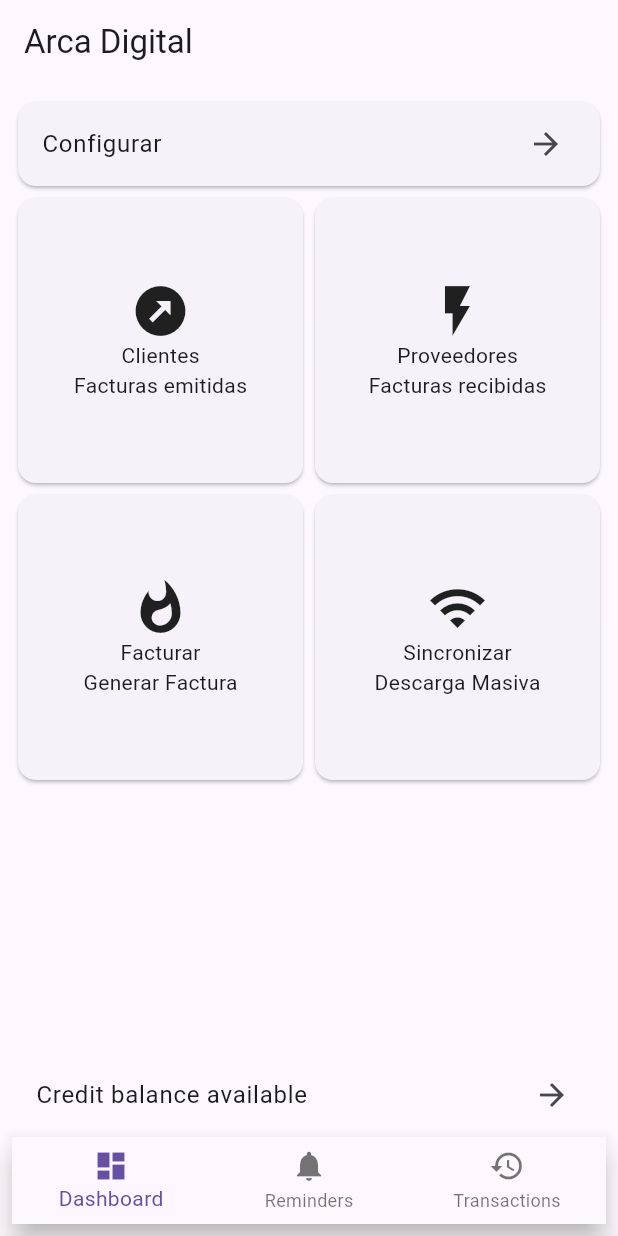
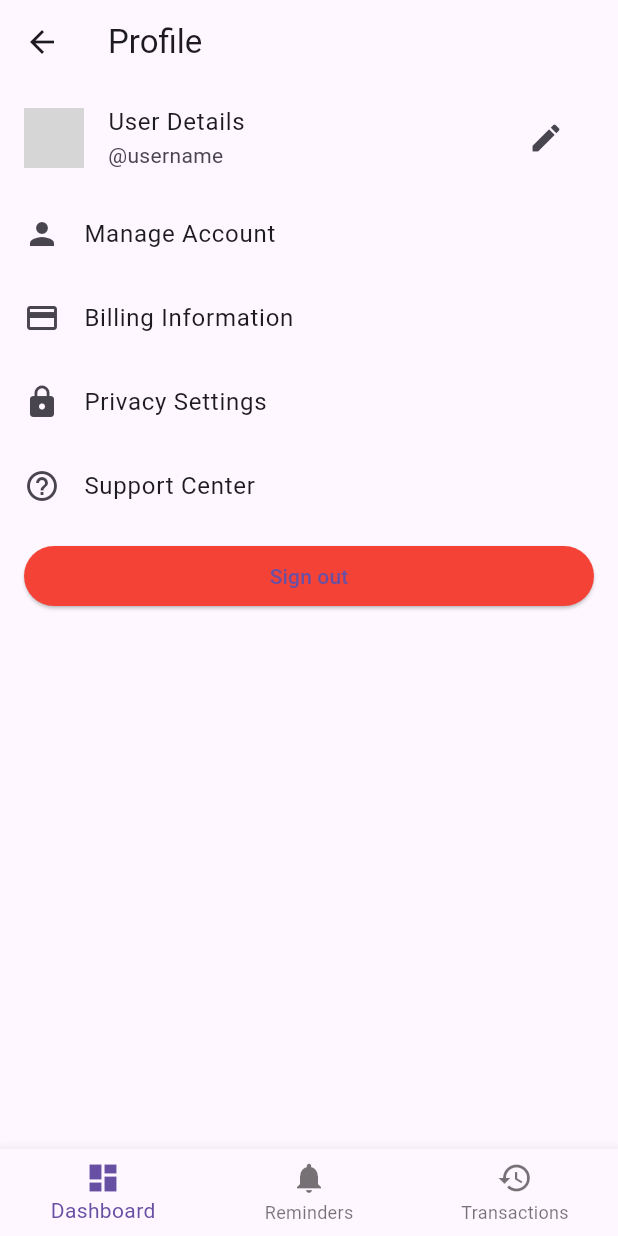
Before and after one commit to RobertoAguirre/ArcaFlutter, a Flutter app: the screen it shows after launch, after a tap on "Configurar", on a phone screen of 412 x 824 dp. Run offline on Flutter 3.47's test engine with Material 3 defaults, Android fonts, the phone set to English and light mode, and no system bars; our stand-ins replace file_picker; grey boxes are pictures that could not be loaded.

```diff
--- a/lib/home.dart
+++ b/lib/home.dart
@@ -1,7 +1,10 @@
 import 'package:flutter/material.dart';
 import 'invoicecategory.dart';
+import 'user_profile_screen.dart';
 
 class Home extends StatelessWidget {
+  const Home({super.key});
+
   @override
   Widget build(BuildContext context) {
     return Scaffold(
@@ -17,7 +20,10 @@ class Home extends StatelessWidget {
                 title: const Text('Configurar'),
                 trailing: const Icon(Icons.arrow_forward),
                 onTap: () {
-                  // Handle the tap
+                    Navigator.push(
+                      context,
+                      MaterialPageRoute(builder: (context) => UserProfileScreen()),
+                    );
                 },
               ),
             ),
--- a/lib/invoicecategory.dart
+++ b/lib/invoicecategory.dart
@@ -6,11 +6,11 @@ class InvoiceCategory extends StatelessWidget {
   final String sublabel;
 
   const InvoiceCategory({
-    Key? key,
+    super.key,
     required this.icon,
     required this.label,
     required this.sublabel,
-  }) : super(key: key);
+  });
 
   @override
   Widget build(BuildContext context) {
--- a/lib/main.dart
+++ b/lib/main.dart
@@ -11,6 +11,6 @@ class MyApp extends StatelessWidget {
   // This widget is the root of your application.
   @override
   Widget build(BuildContext context) {
-    return MaterialApp(home: Home());
+    return const MaterialApp(home: Home());
   }
 }
--- /dev/null
+++ b/lib/user_profile_screen.dart
@@ -0,0 +1,95 @@
+import 'package:flutter/material.dart';
+import 'personal_info_screen.dart';
+
+class UserProfileScreen extends StatelessWidget {
+  @override
+  Widget build(BuildContext context) {
+    return Scaffold(
+      appBar: AppBar(
+        title: Text('Profile'),
+        leading: IconButton(
+          icon: Icon(Icons.arrow_back),
+          onPressed: () {
+            Navigator.pop(context);
+          },
+        ),
+      ),
+      body: ListView(
+        children: [
+          ListTile(
+            leading: const CircleAvatar(
+              backgroundImage: AssetImage('path/to/your/image.jpg'), // Replace with your image asset
+            ),
+            title: Text('User Details'),
+            subtitle: Text('@username'),
+            trailing: IconButton(
+              icon: Icon(Icons.edit),
+              onPressed: () {
+                // Edit profile logic
+              },
+            ),
+          ),
+          ListTile(
+            leading: Icon(Icons.person),
+            title: Text('Manage Account'),
+            onTap: () {
+                  Navigator.push(
+                    context,
+                    MaterialPageRoute(builder: (context) => PersonalInformationScreen()),
+                  );
+            },
+          ),
+          ListTile(
+            leading: Icon(Icons.credit_card),
+            title: Text('Billing Information'),
+            onTap: () {
+              // Billing information logic
+            },
+          ),
+          ListTile(
+            leading: Icon(Icons.lock),
+            title: Text('Privacy Settings'),
+            onTap: () {
+              // Privacy settings logic
+            },
+          ),
+          ListTile(
+            leading: Icon(Icons.help_outline),
+            title: Text('Support Center'),
+            onTap: () {
+              // Support center logic
+            },
+          ),
+          Padding(
+            padding: EdgeInsets.symmetric(horizontal: 16.0, vertical: 8.0),
+            child: ElevatedButton(
+              onPressed: () {
+                // Sign out logic
+              },
+              child: Text('Sign out'),
+              style: ElevatedButton.styleFrom(
+                backgroundColor: Colors.red, // set the background color
+              ),
+            ),
+          ),
+        ],
+      ),
+      bottomNavigationBar: BottomNavigationBar(
+        items: const <BottomNavigationBarItem>[
+          BottomNavigationBarItem(
+            icon: Icon(Icons.dashboard),
+            label: 'Dashboard',
+          ),
+          BottomNavigationBarItem(
+            icon: Icon(Icons.notifications),
+            label: 'Reminders',
+          ),
+          BottomNavigationBarItem(
+            icon: Icon(Icons.history),
+            label: 'Transactions',
+          ),
+        ],
+      ),
+    );
+  }
+}
--- a/pubspec.yaml
+++ b/pubspec.yaml
@@ -30,6 +30,9 @@ environment:
 dependencies:
   flutter:
     sdk: flutter
+  file_picker: ^4.5.0
+  http: ^1.2.1
+  http_parser: ^4.0.2
 
 
   # The following adds the Cupertino Icons font to your application.
```
Also changed, not shown: lib/personal_info_screen.dart (added, +208 -0 lines), pubspec.lock.
